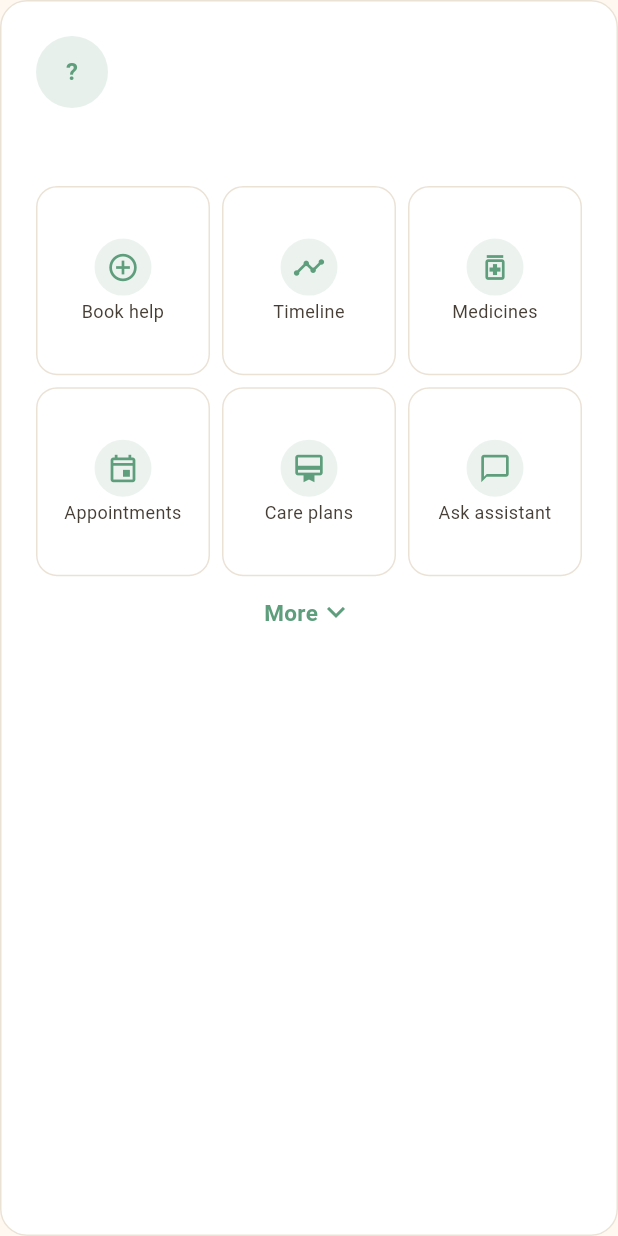
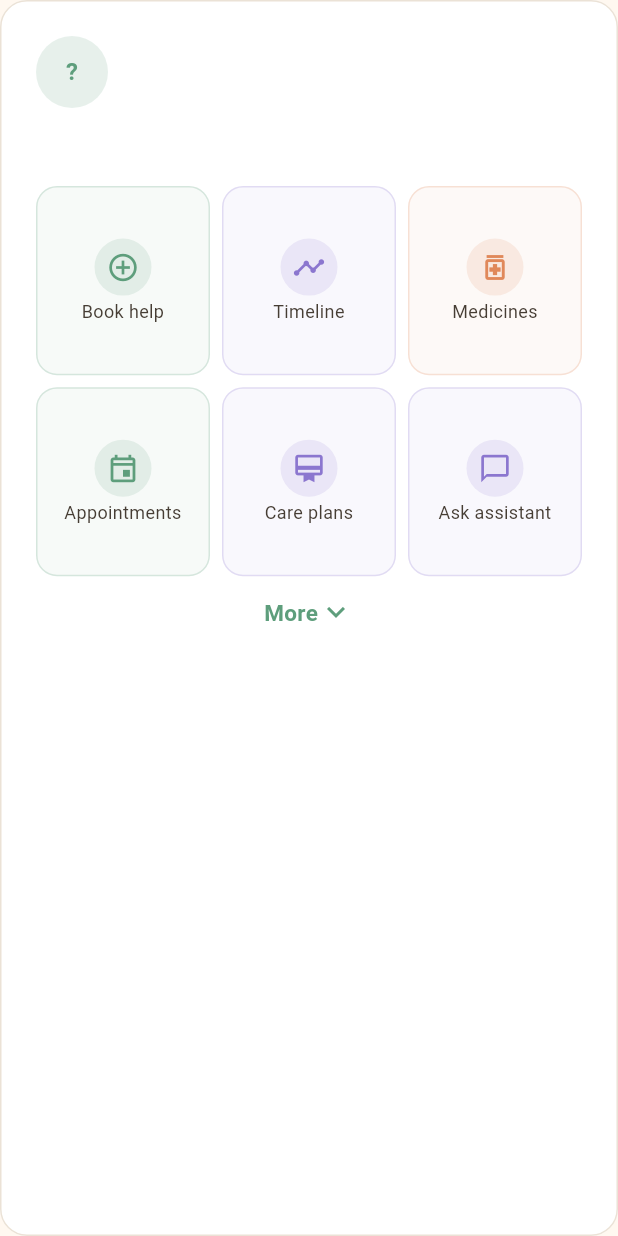
Before and after one commit to MADEMSanjanaSarvani/Elder-Care, a Flutter app: the _ElderCard widget shown alone on an empty page, opened directly with empty values, on a phone screen of 412 x 824 dp. Run offline on Flutter 3.47's test engine with Material 3 defaults, Android fonts, the phone set to English and light mode, and no system bars; our stand-ins replace flutter_riverpod, geolocator, go_router, shared_preferences, supabase_flutter; accounts and stored records are empty; statements that could not run were skipped.

Commit message:
Colour-code family home action tiles by domain
The dashboard action grid was all one sage tint. Give each tile a soft
pastel per domain (sage / peach / lavender) with a faint tinted fill, so
the hub is quicker to scan and feels alive — consistent with how the
welcome features and care-plan cards already use the palette.

Co-Authored-By: Claude Opus 4.8 <noreply@anthropic.com>
Claude-Session: https://claude.ai/code/session_01S5DTGMKeQG9VnPQnqENAW4

```diff
--- a/apps/family_elder_app/lib/features/family_home/presentation/family_home_screen.dart
+++ b/apps/family_elder_app/lib/features/family_home/presentation/family_home_screen.dart
@@ -247,24 +247,27 @@ class _ElderCardState extends ConsumerState<_ElderCard> {
     final elder = widget.elder;
     final id = elder.id;
 
+    const sage = SetuColors.accentLight;
+    const peach = SetuColors.peachLight;
+    const lav = SetuColors.lavenderLight;
     const primary = <_Action>[
-      _Action(Icons.add_circle_outline, 'Book help', 'booking'),
-      _Action(Icons.timeline_outlined, 'Timeline', 'timeline'),
-      _Action(Icons.medication_outlined, 'Medicines', 'medications'),
-      _Action(Icons.event_outlined, 'Appointments', 'appointments'),
-      _Action(Icons.card_membership_outlined, 'Care plans', 'care-plans'),
-      _Action(Icons.chat_bubble_outline, 'Ask assistant', 'assistant'),
+      _Action(Icons.add_circle_outline, 'Book help', 'booking', sage),
+      _Action(Icons.timeline_outlined, 'Timeline', 'timeline', lav),
+      _Action(Icons.medication_outlined, 'Medicines', 'medications', peach),
+      _Action(Icons.event_outlined, 'Appointments', 'appointments', sage),
+      _Action(Icons.card_membership_outlined, 'Care plans', 'care-plans', lav),
+      _Action(Icons.chat_bubble_outline, 'Ask assistant', 'assistant', lav),
     ];
     const more = <_Action>[
-      _Action(Icons.notifications_outlined, 'Reminders', 'reminders'),
-      _Action(Icons.local_hospital_outlined, 'Hospital stays', 'hospital-stays'),
-      _Action(Icons.favorite_outline, 'Health profile', 'health-profile'),
-      _Action(Icons.diversity_1_outlined, 'Companion', 'companion-preferences'),
-      _Action(Icons.summarize_outlined, 'Weekly reports', 'reports'),
-      _Action(Icons.star_outline, 'Rate a visit', 'rate'),
-      _Action(Icons.group_outlined, 'Family access', 'family'),
-      _Action(Icons.privacy_tip_outlined, 'What you can see', 'consent'),
-      _Action(Icons.shield_outlined, 'Privacy centre', 'privacy'),
+      _Action(Icons.notifications_outlined, 'Reminders', 'reminders', peach),
+      _Action(Icons.local_hospital_outlined, 'Hospital stays', 'hospital-stays', sage),
+      _Action(Icons.favorite_outline, 'Health profile', 'health-profile', peach),
+      _Action(Icons.diversity_1_outlined, 'Companion', 'companion-preferences', lav),
+      _Action(Icons.summarize_outlined, 'Weekly reports', 'reports', sage),
+      _Action(Icons.star_outline, 'Rate a visit', 'rate', peach),
+      _Action(Icons.group_outlined, 'Family access', 'family', sage),
+      _Action(Icons.privacy_tip_outlined, 'What you can see', 'consent', lav),
+      _Action(Icons.shield_outlined, 'Privacy centre', 'privacy', sage),
     ];
 
     return Card(
@@ -391,10 +394,11 @@ class _ElderCardState extends ConsumerState<_ElderCard> {
 }
 
 class _Action {
-  const _Action(this.icon, this.label, this.route);
+  const _Action(this.icon, this.label, this.route, this.color);
   final IconData icon;
   final String label;
   final String route;
+  final Color color;
 }
 
 class _ActionTile extends StatelessWidget {
@@ -412,7 +416,8 @@ class _ActionTile extends StatelessWidget {
         padding: const EdgeInsets.all(SetuSpacing.sm),
         decoration: BoxDecoration(
           borderRadius: BorderRadius.circular(14),
-          border: Border.all(color: SetuColors.borderLight),
+          color: action.color.withValues(alpha: 0.05),
+          border: Border.all(color: action.color.withValues(alpha: 0.22)),
         ),
         child: Column(
           mainAxisAlignment: MainAxisAlignment.center,
@@ -420,10 +425,10 @@ class _ActionTile extends StatelessWidget {
             Container(
               padding: const EdgeInsets.all(SetuSpacing.sm),
               decoration: BoxDecoration(
-                color: SetuColors.accentLight.withValues(alpha: 0.12),
+                color: action.color.withValues(alpha: 0.14),
                 shape: BoxShape.circle,
               ),
-              child: Icon(action.icon, color: SetuColors.accentLight, size: 22),
+              child: Icon(action.icon, color: action.color, size: 22),
             ),
             const SizedBox(height: SetuSpacing.xs),
             Text(
```
